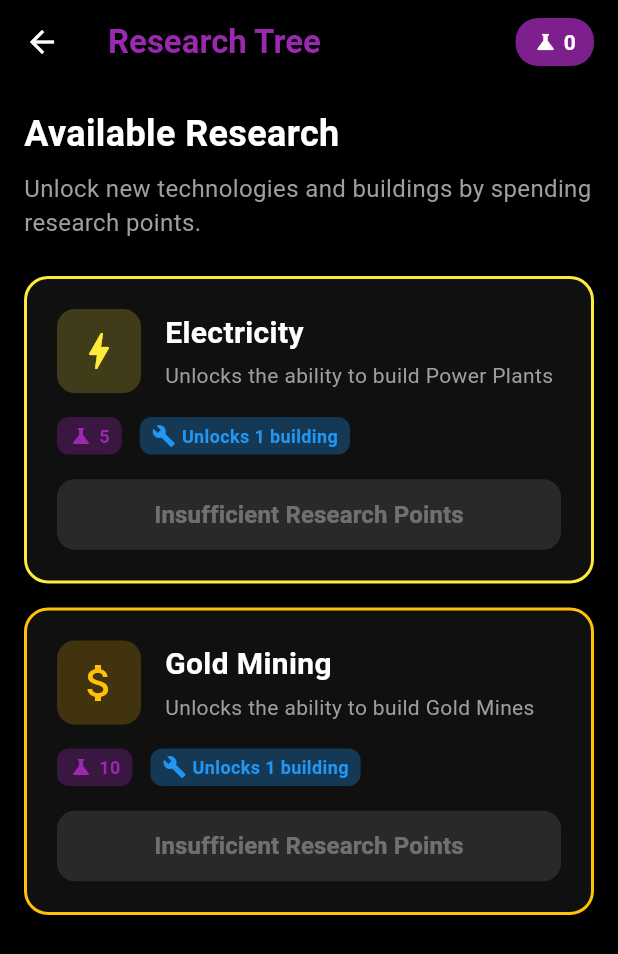
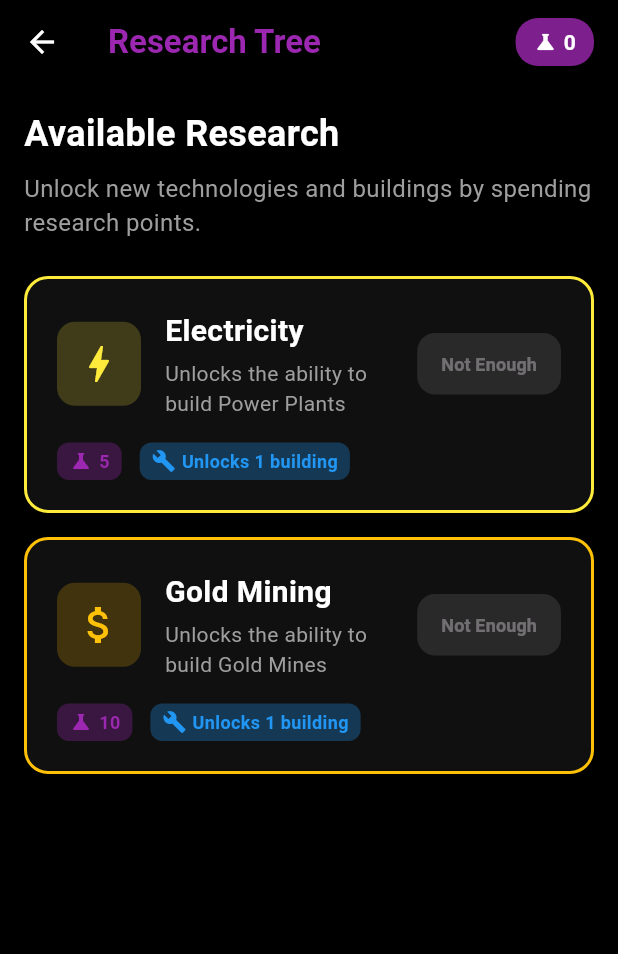
Before and after one commit to cwchanap/horologium, a Flutter app: the MainGameWidget screen opened directly, after a tap on the "menu" icon, after a tap on "Research Tree", on a phone screen of 412 x 824 dp. Shown: the top 954 px of the screen. Run offline on Flutter 3.47's test engine with Material 3 defaults, Android fonts, the phone set to English and light mode, and no system bars; our stand-ins replace shared_preferences; missing offline and left inert: flame; accounts and stored records are empty; Roboto replaces fonts that are missing (Orbitron).

Commit message:
feat: refactor building structure for level-based upgrades and resource management

```diff
--- a/lib/game/building.dart
+++ b/lib/game/building.dart
@@ -18,12 +18,13 @@ class Building {
   final String description;
   final IconData icon;
   final Color color;
-  final int cost;
-  final Map<String, double> generation;
-  final Map<String, double> consumption;
-  final int population;
-  final List<Building> upgrades;
+  final int baseCost;
+  final Map<String, double> baseGeneration;
+  final Map<String, double> baseConsumption;
+  final int basePopulation;
+  final int maxLevel;
   final int gridSize;
+  int level;
 
   Building({
     required this.type,
@@ -31,24 +32,31 @@ class Building {
     required this.description,
     required this.icon,
     required this.color,
-    required this.cost,
-    this.generation = const {},
-    this.consumption = const {},
-    this.population = 0,
-    this.upgrades = const [],
+    required this.baseCost,
+    this.baseGeneration = const {},
+    this.baseConsumption = const {},
+    this.basePopulation = 0,
+    this.maxLevel = 5,
     this.gridSize = 4,
+    this.level = 1,
   });
 
-  static final Building powerPlant2 = Building(
-    type: BuildingType.powerPlant,
-    name: 'Power Plant Lvl. 2',
-    description: 'Generates more energy for your colony',
-    icon: Icons.bolt,
-    color: Colors.yellow,
-    cost: 200,
-    generation: {'electricity': 2},
-    consumption: {'coal': 1},
-  );
+  // Getters for level-scaled values
+  int get cost => baseCost * level;
+  Map<String, double> get generation => baseGeneration.map((key, value) => MapEntry(key, value * level));
+  Map<String, double> get consumption => baseConsumption.map((key, value) => MapEntry(key, value * level));
+  int get population => basePopulation * level;
+
+  // Upgrade cost is the cost of the next level
+  int get upgradeCost => baseCost * (level + 1);
+
+  bool get canUpgrade => level < maxLevel;
+
+  void upgrade() {
+    if (canUpgrade) {
+      level++;
+    }
+  }
 
   static final List<Building> availableBuildings = [
     Building(
@@ -57,10 +65,10 @@ class Building {
       description: 'Generates energy for your colony',
       icon: Icons.bolt,
       color: Colors.yellow,
-      cost: 100,
-      generation: {'electricity': 1},
-      consumption: {'coal': 1},
-      upgrades: [powerPlant2],
+      baseCost: 100,
+      baseGeneration: {'electricity': 1},
+      baseConsumption: {'coal': 1},
+      maxLevel: 5,
     ),
     Building(
       type: BuildingType.factory,
@@ -68,7 +76,8 @@ class Building {
       description: 'Produces resources and materials',
       icon: Icons.factory,
       color: Colors.orange,
-      cost: 150,
+      baseCost: 150,
+      maxLevel: 5,
     ),
     Building(
       type: BuildingType.researchLab,
@@ -76,8 +85,9 @@ class Building {
       description: 'Unlocks new technologies',
       icon: Icons.science,
       color: Colors.blue,
-      cost: 200,
-      generation: {'research': 0.1},
+      baseCost: 200,
+      baseGeneration: {'research': 0.1},
+      maxLevel: 5,
     ),
     Building(
       type: BuildingType.house,
@@ -85,10 +95,11 @@ class Building {
       description: 'Increases population and generates money',
       icon: Icons.home,
       color: Colors.green,
-      cost: 120,
-      population: 2,
-      generation: {'money': 1},
-      consumption: {'wood': 1, 'water': 1},
+      baseCost: 120,
+      basePopulation: 2,
+      baseGeneration: {'money': 1},
+      baseConsumption: {'wood': 1, 'water': 1},
+      maxLevel: 5,
     ),
     Building(
       type: BuildingType.largeHouse,
@@ -96,10 +107,11 @@ class Building {
       description: 'Modern housing with more population and money generation',
       icon: Icons.apartment,
       color: Colors.lightGreen,
-      cost: 250,
-      population: 8,
-      generation: {'money': 3},
-      consumption: {'electricity': 1, 'water': 2},
+      baseCost: 250,
+      basePopulation: 8,
+      baseGeneration: {'money': 3},
+      baseConsumption: {'electricity': 1, 'water': 2},
+      maxLevel: 5,
     ),
     Building(
       type: BuildingType.goldMine,
@@ -107,8 +119,9 @@ class Building {
       description: 'Generates gold',
       icon: Icons.attach_money,
       color: Colors.amber,
-      cost: 300,
-      generation: {'gold': 0.1},
+      baseCost: 300,
+      baseGeneration: {'gold': 0.1},
+      maxLevel: 5,
     ),
     Building(
       type: BuildingType.woodFactory,
@@ -116,8 +129,9 @@ class Building {
       description: 'Produces wood',
       icon: Icons.park,
       color: Colors.brown,
-      cost: 80,
-      generation: {'wood': 1},
+      baseCost: 80,
+      baseGeneration: {'wood': 1},
+      maxLevel: 5,
     ),
     Building(
       type: BuildingType.coalMine,
@@ -125,8 +139,9 @@ class Building {
       description: 'Produces coal',
       icon: Icons.fireplace,
       color: Colors.grey,
-      cost: 90,
-      generation: {'coal': 1},
+      baseCost: 90,
+      baseGeneration: {'coal': 1},
+      maxLevel: 5,
     ),
     Building(
       type: BuildingType.waterTreatment,
@@ -134,8 +149,9 @@ class Building {
       description: 'Produces clean water',
       icon: Icons.water_drop,
       color: Colors.lightBlue,
-      cost: 150,
-      generation: {'water': 2},
+      baseCost: 150,
+      baseGeneration: {'water': 2},
+      maxLevel: 5,
     ),
   ];
 }
--- a/lib/game/resources.dart
+++ b/lib/game/resources.dart
@@ -61,11 +61,11 @@ class Resources {
 
     // Handle research point accumulation (1 point every 10 seconds per active lab)
     if (activeResearchLabs > 0) {
-      _researchAccumulator += activeResearchLabs; // Add 1 second per lab
+      _researchAccumulator += 1.0; // Add 1 second of time
       if (_researchAccumulator >= 10) {
-        int pointsToAdd = (_researchAccumulator / 10).floor();
+        int pointsToAdd = activeResearchLabs; // 1 point per lab every 10 seconds
         resources.update('research', (v) => v + pointsToAdd, ifAbsent: () => pointsToAdd.toDouble());
-        _researchAccumulator -= pointsToAdd * 10;
+        _researchAccumulator = 0; // Reset accumulator
       }
     }
   }
--- a/lib/pages/research_tree_page.dart
+++ b/lib/pages/research_tree_page.dart
@@ -157,6 +157,66 @@ class _ResearchTreePageState extends State<ResearchTreePage> {
                   ],
                 ),
               ),
+              if (!isCompleted)
+                ElevatedButton(
+                  onPressed: (canResearch && hasEnoughResources) ? () {
+                    setState(() {
+                      widget.resources.research -= research.cost;
+                      widget.researchManager.completeResearch(research.id);
+                      widget.onResourcesChanged();
+                    });
+                    ScaffoldMessenger.of(context).showSnackBar(
+                      SnackBar(
+                        content: Text('Research completed: ${research.name}'),
+                        backgroundColor: Colors.green,
+                        behavior: SnackBarBehavior.floating,
+                      ),
+                    );
+                  } : null,
+                  style: ElevatedButton.styleFrom(
+                    backgroundColor: research.color,
+                    foregroundColor: Colors.white,
+                    padding: const EdgeInsets.symmetric(vertical: 12, horizontal: 16),
+                    shape: RoundedRectangleBorder(
+                      borderRadius: BorderRadius.circular(12),
+                    ),
+                  ),
+                  child: Text(
+                    canResearch && hasEnoughResources
+                        ? 'Research'
+                        : !hasEnoughResources
+                            ? 'Not Enough'
+                            : 'Locked',
+                    style: const TextStyle(
+                      fontSize: 12,
+                      fontWeight: FontWeight.bold,
+                    ),
+                  ),
+                )
+              else
+                Container(
+                  padding: const EdgeInsets.symmetric(vertical: 12, horizontal: 16),
+                  decoration: BoxDecoration(
+                    color: Colors.green.withAlpha((255 * 0.2).round()),
+                    borderRadius: BorderRadius.circular(12),
+                    border: Border.all(color: Colors.green, width: 1),
+                  ),
+                  child: const Row(
+                    mainAxisSize: MainAxisSize.min,
+                    children: [
+                      Icon(Icons.check_circle, color: Colors.green, size: 16),
+                      SizedBox(width: 8),
+                      Text(
+                        'Completed',
+                        style: TextStyle(
+                          color: Colors.green,
+                          fontSize: 12,
+                          fontWeight: FontWeight.bold,
+                        ),
+                      ),
+                    ],
+                  ),
+                ),
             ],
           ),
           const SizedBox(height: 16),
@@ -212,74 +272,6 @@ class _ResearchTreePageState extends State<ResearchTreePage> {
                 ),
             ],
           ),
-
-          if (!isCompleted) ...[
-            const SizedBox(height: 16),
-            SizedBox(
-              width: double.infinity,
-              child: ElevatedButton(
-                onPressed: (canResearch && hasEnoughResources) ? () {
-                  setState(() {
-                    widget.resources.research -= research.cost;
-                    widget.researchManager.completeResearch(research.id);
-                    widget.onResourcesChanged();
-                  });
-                  ScaffoldMessenger.of(context).showSnackBar(
-                    SnackBar(
-                      content: Text('Research completed: ${research.name}'),
-                      backgroundColor: Colors.green,
-                      behavior: SnackBarBehavior.floating,
-                    ),
-                  );
-                } : null,
-                style: ElevatedButton.styleFrom(
-                  backgroundColor: research.color,
-                  foregroundColor: Colors.white,
-                  padding: const EdgeInsets.symmetric(vertical: 12),
-                  shape: RoundedRectangleBorder(
-                    borderRadius: BorderRadius.circular(12),
-                  ),
-                ),
-                child: Text(
-                  canResearch && hasEnoughResources
-                      ? 'Research Now'
-                      : !hasEnoughResources
-                          ? 'Insufficient Research Points'
-                          : 'Prerequisites Not Met',
-                  style: const TextStyle(
-                    fontSize: 16,
-                    fontWeight: FontWeight.bold,
-                  ),
-                ),
-              ),
-            ),
-          ] else ...[
-            const SizedBox(height: 16),
-            Container(
-              width: double.infinity,
-              padding: const EdgeInsets.symmetric(vertical: 12),
-              decoration: BoxDecoration(
-                color: Colors.green.withAlpha((255 * 0.2).round()),
-                borderRadius: BorderRadius.circular(12),
-                border: Border.all(color: Colors.green, width: 1),
-              ),
-              child: const Row(
-                mainAxisAlignment: MainAxisAlignment.center,
-                children: [
-                  Icon(Icons.check_circle, color: Colors.green, size: 20),
-                  SizedBox(width: 8),
-                  Text(
-                    'Research Completed',
-                    style: TextStyle(
-                      color: Colors.green,
-                      fontSize: 16,
-                      fontWeight: FontWeight.bold,
-                    ),
-                  ),
-                ],
-              ),
-            ),
-          ],
         ],
       ),
     );
```
Also changed, not shown: lib/game/scene.dart (+35 -47 lines), lib/pages/resources_page.dart (+15 -0 lines).
